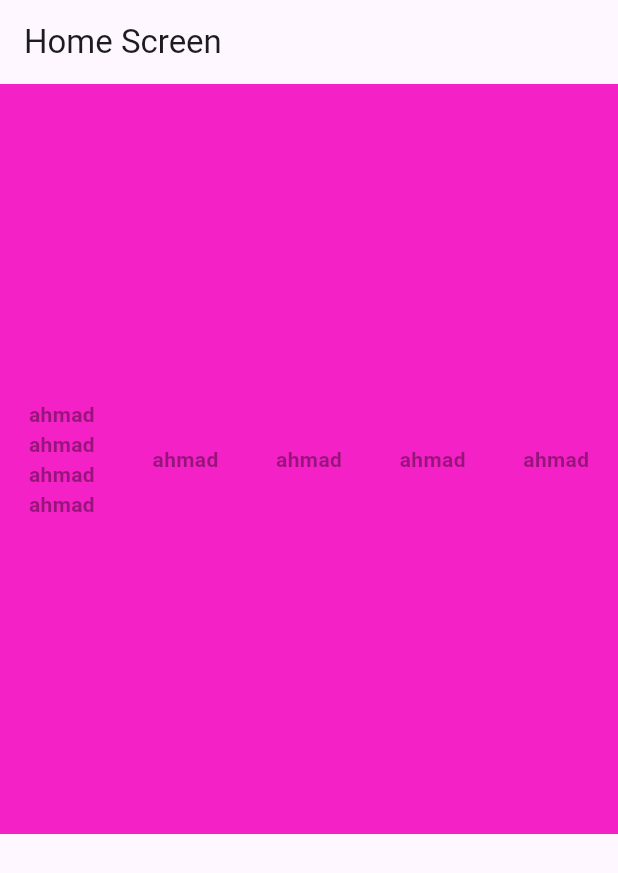
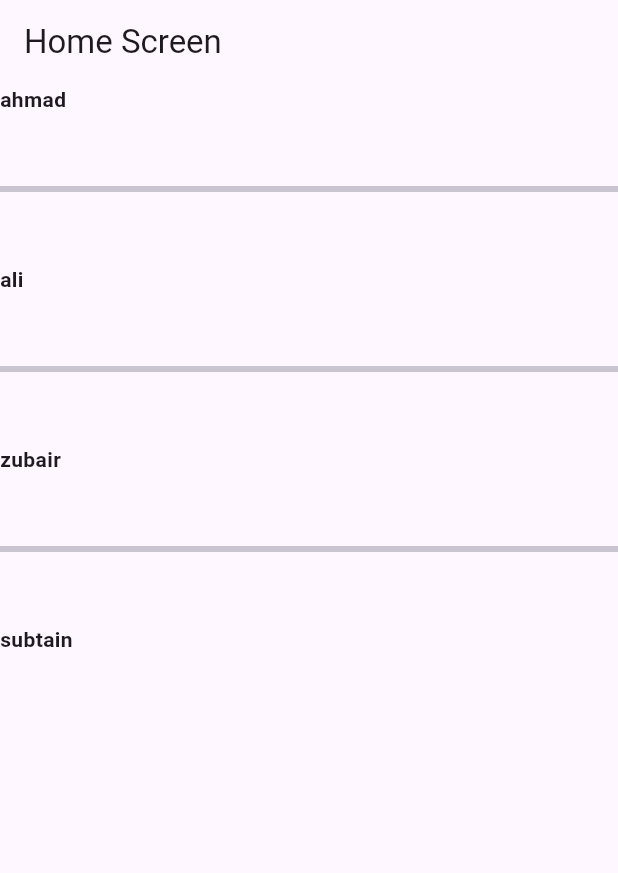
Before and after one commit to ahmadkh1509-cyber/appstylingpractice, a Flutter app: the screen it shows after launch, on a phone screen of 412 x 824 dp. Shown: the top 873 px of the screen. Run offline on Flutter 3.47's test engine with Material 3 defaults, Android fonts, the phone set to English and light mode, and no system bars.

Commit message:
we ahve used list builder and bit of padding

```diff
--- a/lib/main.dart
+++ b/lib/main.dart
@@ -24,6 +24,7 @@ class HomeScreen extends StatelessWidget {
 
   @override
   Widget build(BuildContext context) {
+    var arrName = ['ahmad', 'ali', 'zubair ', 'subtain'];
     return Scaffold(
       appBar: AppBar(title: const Text('Home Screen')),
 
@@ -52,78 +53,224 @@ class HomeScreen extends StatelessWidget {
       //   height: 100,
       //   child: Center(child: Image.asset('assets/image/1000010405.jpg')),
       // ),
-      body: Container(
-        width: 500,
-        height: 500,
-        color: const Color.fromARGB(255, 243, 33, 198),
-        child: Row(
-          mainAxisAlignment: MainAxisAlignment.spaceAround,
+      // body: Container(
+      //   width: 500,
+      //   height: 500,
+      //   color: const Color.fromARGB(255, 243, 33, 198),
+      //   child: Row(
+      //     mainAxisAlignment: MainAxisAlignment.spaceAround,
 
-          // crossAxisAlignment: CrossAxisAlignment.,
-          children: [
-            Column(
-              mainAxisAlignment: MainAxisAlignment.center,
-              children: [
-                Text(
-                  'ahmad',
-                  style: TextStyle(
-                    color: Colors.black38,
-                    fontWeight: FontWeight.bold,
-                  ),
-                ),
-                Text(
-                  'ahmad',
-                  style: TextStyle(
-                    color: Colors.black38,
-                    fontWeight: FontWeight.bold,
-                  ),
-                ),
-                Text(
-                  'ahmad',
-                  style: TextStyle(
-                    color: Colors.black38,
-                    fontWeight: FontWeight.bold,
-                  ),
-                ),
-                Text(
-                  'ahmad',
-                  style: TextStyle(
-                    color: Colors.black38,
-                    fontWeight: FontWeight.bold,
-                  ),
-                ),
-              ],
-            ),
-            Text(
-              'ahmad',
-              style: TextStyle(
-                color: Colors.black38,
-                fontWeight: FontWeight.bold,
-              ),
-            ),
-            Text(
-              'ahmad',
-              style: TextStyle(
-                color: Colors.black38,
-                fontWeight: FontWeight.bold,
-              ),
-            ),
-            Text(
-              'ahmad',
-              style: TextStyle(
-                color: Colors.black38,
-                fontWeight: FontWeight.bold,
-              ),
-            ),
-            Text(
-              'ahmad',
-              style: TextStyle(
-                color: Colors.black38,
-                fontWeight: FontWeight.bold,
-              ),
-            ),
-          ],
-        ),
+      //     // crossAxisAlignment: CrossAxisAlignment.,
+      //     children: [
+      //       Column(
+      //         mainAxisAlignment: MainAxisAlignment.center,
+      //         children: [
+      //           Text(
+      //             'ahmad',
+      //             style: TextStyle(
+      //               color: Colors.black38,
+      //               fontWeight: FontWeight.bold,
+      //             ),
+      //           ),
+      //           Text(
+      //             'ahmad',
+      //             style: TextStyle(
+      //               color: Colors.black38,
+      //               fontWeight: FontWeight.bold,
+      //             ),
+      //           ),
+      //           Text(
+      //             'ahmad',
+      //             style: TextStyle(
+      //               color: Colors.black38,
+      //               fontWeight: FontWeight.bold,
+      //             ),
+      //           ),
+      //           Text(
+      //             'ahmad',
+      //             style: TextStyle(
+      //               color: Colors.black38,
+      //               fontWeight: FontWeight.bold,
+      //             ),
+      //           ),
+      //         ],
+      //       ),
+      //       Text(
+      //         'ahmad',
+      //         style: TextStyle(
+      //           color: Colors.black38,
+      //           fontWeight: FontWeight.bold,
+      //         ),
+      //       ),
+      //       Text(
+      //         'ahmad',
+      //         style: TextStyle(
+      //           color: Colors.black38,
+      //           fontWeight: FontWeight.bold,
+      //         ),
+      //       ),
+      //       Text(
+      //         'ahmad',
+      //         style: TextStyle(
+      //           color: Colors.black38,
+      //           fontWeight: FontWeight.bold,
+      //         ),
+      //       ),
+      //       Text(
+      //         'ahmad',
+      //         style: TextStyle(
+      //           color: Colors.black38,
+      //           fontWeight: FontWeight.bold,
+      //         ),
+      //       ),
+      //     ],
+      //   ),
+      // ),
+      // body: InkWell(
+      //   onTap: () {
+      //     print("somone has touched me");
+      //   },
+      //   child: Container(
+      //     width: 100,
+      //     height: 200,
+      //     color: Colors.brown,
+      //     child: InkWell(
+      //       onTap: () {
+      //         print("someine has touched my text man what are you doing !!!!");
+      //       },
+      //       child: Text(
+      //         "hello Ahmad",
+      //         style: TextStyle(fontWeight: FontWeight.bold),
+      //       ),
+      //     ),
+      //   ),
+      // ),
+
+      // body: SingleChildScrollView(
+      //   child: Column(
+      //     children: [
+      //       SingleChildScrollView(
+      //         scrollDirection: Axis.horizontal,
+
+      //         child: Padding(
+      //           padding: const EdgeInsets.only(right: 4, left: 4),
+      //           child: Row(
+      //             children: [
+      //               Container(
+      //                 margin: EdgeInsets.all(5),
+      //                 height: 100,
+      //                 color: Colors.blue,
+      //               ),
+      //               Container(
+      //                 margin: EdgeInsets.all(5),
+      //                 width: 100,
+      //                 height: 100,
+      //                 color: Colors.yellow,
+      //               ),
+      //               Container(
+      //                 margin: EdgeInsets.all(5),
+      //                 width: 100,
+      //                 height: 100,
+      //                 color: Colors.orange,
+      //               ),
+      //               Container(
+      //                 margin: EdgeInsets.all(5),
+      //                 width: 100,
+      //                 height: 100,
+      //                 color: Colors.purple,
+      //               ),
+      //               Container(
+      //                 margin: EdgeInsets.all(5),
+      //                 width: 100,
+      //                 height: 100,
+      //                 color: Colors.black,
+      //               ),
+      //               Container(
+      //                 margin: EdgeInsets.all(5),
+      //                 width: 100,
+      //                 height: 100,
+      //                 color: Colors.brown,
+      //               ),
+      //               Container(
+      //                 margin: EdgeInsets.all(5),
+      //                 width: 100,
+      //                 height: 100,
+      //                 color: Colors.blueGrey,
+      //               ),
+      //               Container(
+      //                 margin: EdgeInsets.all(5),
+      //                 width: 100,
+      //                 height: 100,
+      //                 color: Colors.blue,
+      //               ),
+      //               Container(
+      //                 margin: EdgeInsets.all(5),
+      //                 width: 100,
+      //                 height: 100,
+      //                 color: Colors.yellow,
+      //               ),
+      //               Container(
+      //                 margin: EdgeInsets.all(5),
+      //                 width: 100,
+      //                 height: 100,
+      //                 color: Colors.orange,
+      //               ),
+      //               Container(
+      //                 margin: EdgeInsets.all(5),
+      //                 width: 100,
+      //                 height: 100,
+      //                 color: Colors.purple,
+      //               ),
+      //               Container(
+      //                 margin: EdgeInsets.all(5),
+      //                 width: 100,
+      //                 height: 100,
+      //                 color: Colors.black,
+      //               ),
+      //               Container(
+      //                 margin: EdgeInsets.all(5),
+      //                 width: 100,
+      //                 height: 100,
+      //                 color: Colors.brown,
+      //               ),
+      //               Container(
+      //                 margin: EdgeInsets.all(5),
+      //                 width: 100,
+      //                 height: 100,
+      //                 color: Colors.blueGrey,
+      //               ),
+      //             ],
+      //           ),
+      //         ),
+      //       ),
+      //       Container(height: 100, color: Colors.blue),
+      //       Container(height: 100, color: Colors.yellow),
+      //       Container(height: 100, color: Colors.orange),
+      //       Container(height: 100, color: Colors.purple),
+      //       Container(height: 100, color: Colors.black),
+      //       Container(height: 100, color: Colors.brown),
+      //       Container(height: 100, color: Colors.blueGrey),
+      //     ],
+      //   ),
+      // ),
+      // body: ListView.builder(
+      //   itemBuilder: (context, index) {
+      //     return Text(arrName[index]);
+      //   },
+      //itemextent:4
+      //   itemCount: arrName.length,
+      // ),
+      body: ListView.separated(
+        itemBuilder: (context, index) {
+          return Text(
+            arrName[index],
+            style: TextStyle(fontWeight: FontWeight.bold),
+          );
+        },
+        itemCount: arrName.length,
+        separatorBuilder: (context, index) {
+          return Divider(height: 100, thickness: 4);
+        },
       ),
     );
   }
```
